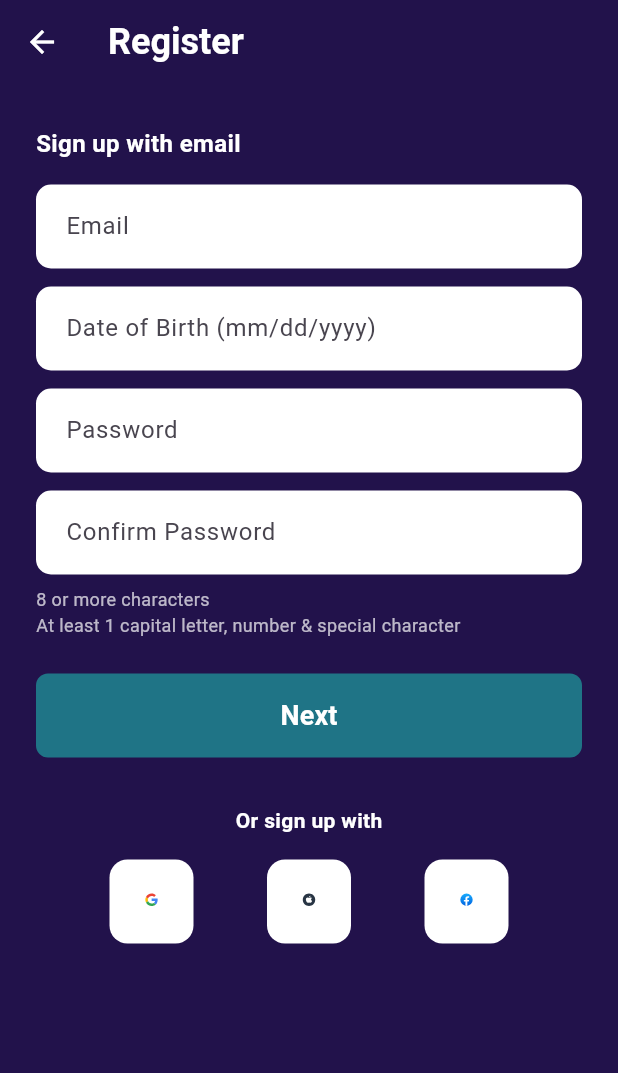
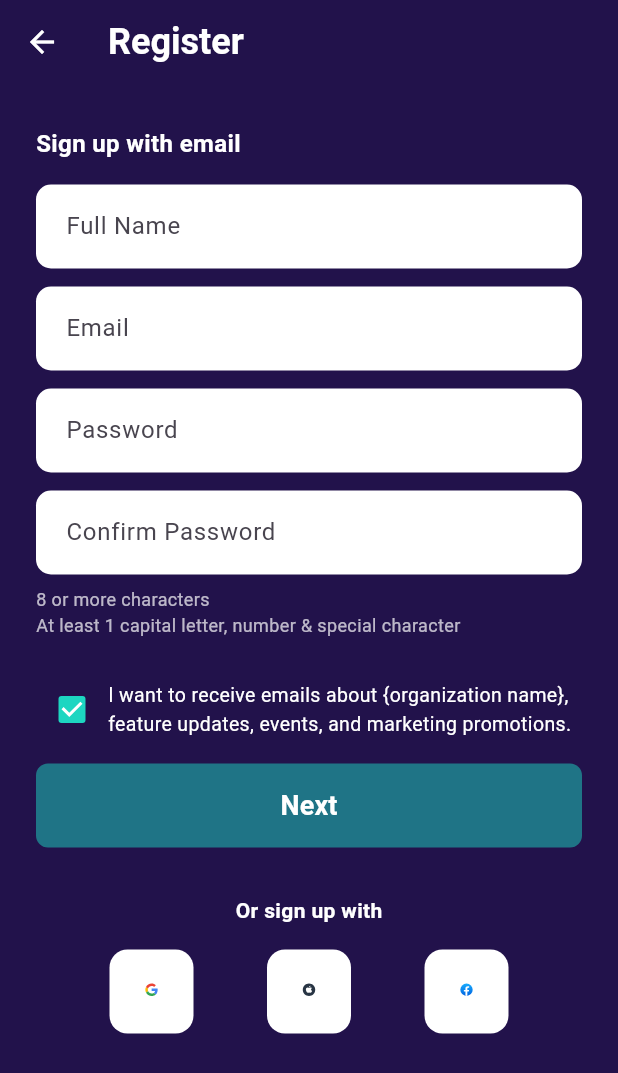
Before and after one commit to Betchya/betchya_frontend, a Flutter app: the SignUpScreen screen opened directly, on a phone screen of 412 x 824 dp. Shown: the top 1073 px of the screen. Run offline on Flutter 3.47's test engine with Material 3 defaults, Android fonts, the phone set to English and light mode, and no system bars; our stand-ins replace flutter_riverpod, flutter_svg, formz, riverpod_annotation, supabase_flutter; accounts and stored records are empty; generated files the repository leaves out were written again.

Commit message:
replace dob with full name field in sign up screen and controller

```diff
--- a/lib/features/auth/presentation/signup_screen.dart
+++ b/lib/features/auth/presentation/signup_screen.dart
@@ -51,14 +51,13 @@ class _SignUpScreenState extends ConsumerState<SignUpScreen> {
             ),
             const SizedBox(height: 16),
             TextField(
-              key: const Key('signup_email_field'),
-              onChanged: formController.emailChanged,
-              keyboardType: TextInputType.emailAddress,
+              key: const Key('signup_full_name_field'),
+              onChanged: formController.fullNameChanged,
               decoration: InputDecoration(
                 filled: true,
                 fillColor: Colors.white,
-                hintText: 'Email',
-                errorText: formState.email.invalid ? 'Invalid email' : null,
+                hintText: 'Full Name',
+                errorText: formState.fullName?.invalid == true ? 'Invalid name' : null,
                 border: OutlineInputBorder(
                   borderRadius: BorderRadius.circular(10),
                   borderSide: BorderSide.none,
@@ -69,15 +68,14 @@ class _SignUpScreenState extends ConsumerState<SignUpScreen> {
             ),
             const SizedBox(height: 12),
             TextField(
-              key: const Key('signup_dob_field'),
-              onChanged: formController.dobChanged,
-              keyboardType: TextInputType.datetime,
+              key: const Key('signup_email_field'),
+              onChanged: formController.emailChanged,
+              keyboardType: TextInputType.emailAddress,
               decoration: InputDecoration(
                 filled: true,
                 fillColor: Colors.white,
-                hintText: 'Date of Birth (mm/dd/yyyy)',
-                errorText:
-                    formState.dob.invalid ? 'Invalid date of birth' : null,
+                hintText: 'Email',
+                errorText: formState.email.invalid ? 'Invalid email' : null,
                 border: OutlineInputBorder(
                   borderRadius: BorderRadius.circular(10),
                   borderSide: BorderSide.none,
@@ -135,6 +133,22 @@ class _SignUpScreenState extends ConsumerState<SignUpScreen> {
               ),
             ),
             const SizedBox(height: 24),
+            Row(
+              children: [
+                Checkbox(
+                  value: formState.consent,
+                  onChanged: formController.consentChanged,
+                  activeColor: const Color(0xFF1DD6C1),
+                ),
+                const Expanded(
+                  child: Text(
+                    'I want to receive emails about {organization name}, feature updates, events, and marketing promotions.',
+                    style: TextStyle(color: Colors.white, fontSize: 13),
+                  ),
+                ),
+              ],
+            ),
+            const SizedBox(height: 12),
             if (formState.error != null) ...[
               Text(
                 formState.error!,
```
Also changed, not shown: lib/features/auth/controllers/sign_up_form_controller.dart (+33 -19 lines), lib/features/auth/models/dob_input.dart (deleted, +0 -19 lines), lib/features/auth/models/full_name_input.dart (added, +15 -0 lines), 5 other files.
